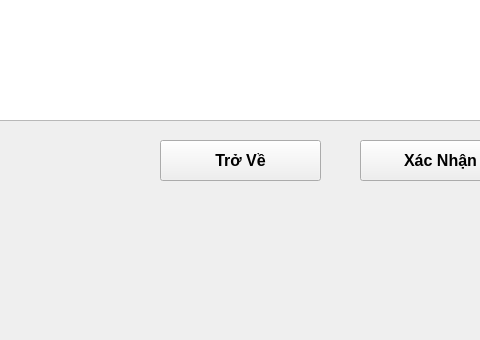
Before: the Qt Designer form GUI/UI/chonKhachHangUI.ui in MinhVi2004/WaterManagement, drawn with Qt 5; both pictures show x 450 to 930 and y 360 to 700 of the 1200 by 700 pixel window.
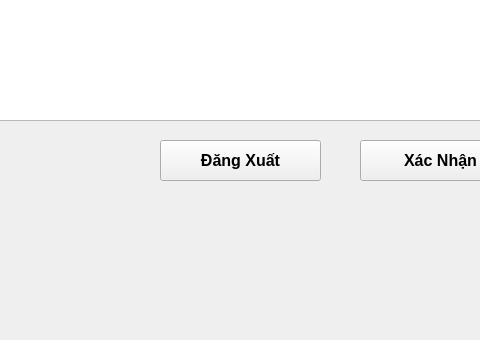
After: the same form once the commit is applied.

```diff
--- a/GUI/UI/chonKhachHangUI.ui
+++ b/GUI/UI/chonKhachHangUI.ui
@@ -144,7 +144,7 @@
      </font>
     </property>
     <property name="text">
-     <string>Trở Về</string>
+     <string>Đăng Xuất</string>
     </property>
    </widget>
   </widget>
```
